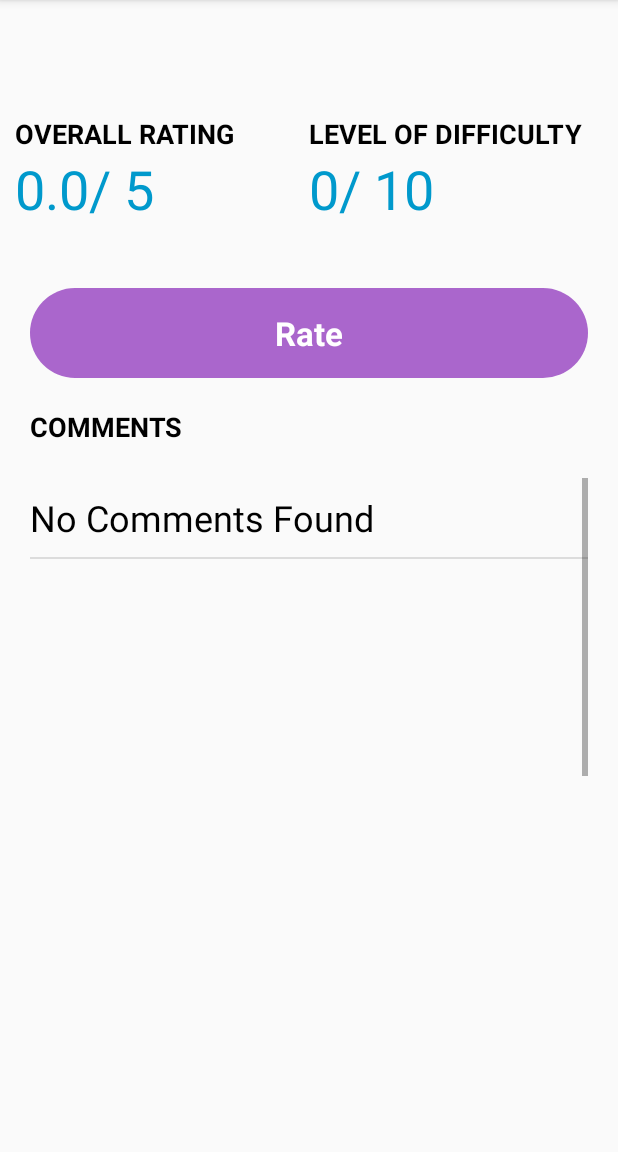
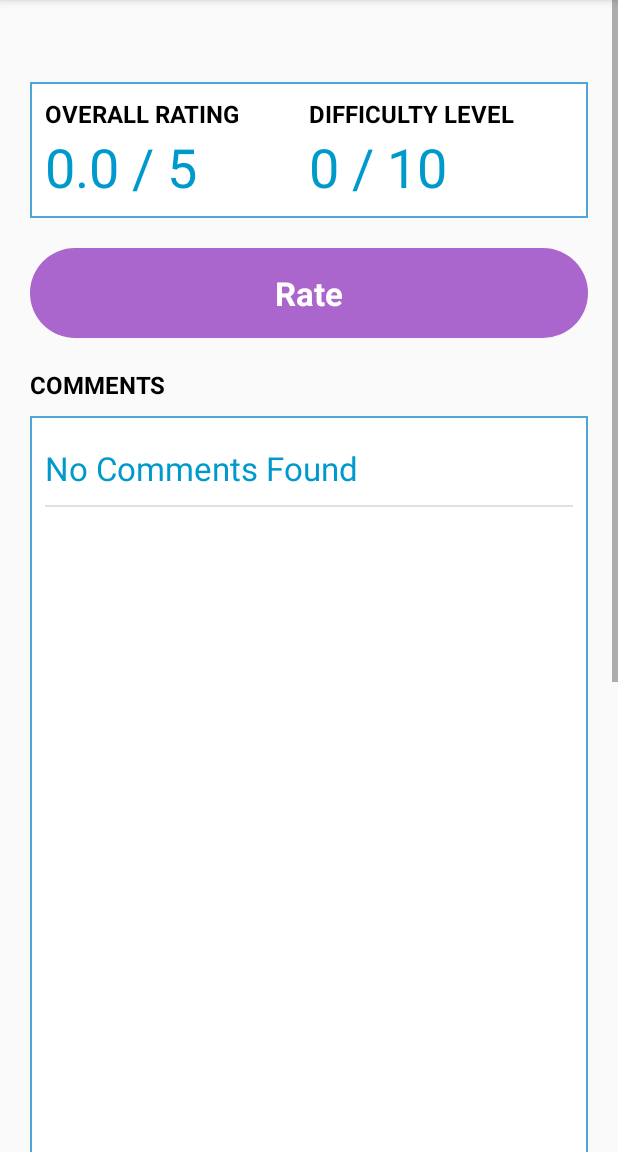
Before and after one commit to ankitabatni/PocketCampus, an Android app: the ViewProfessor screen opened directly, with no data from a screen before it, on a phone screen of 412 x 824 dp, the part 84-1236 px from its top. Run offline under Robolectric (Android 15) with nearby library versions, the phone set to English and light mode, and no system bars; our stand-ins replace Firebase (no records; nobody signed in at launch, a user with empty details on screens opened directly); 3 statements that could not run were skipped.

Commit message:
layout files

```diff
--- a/app/src/main/AndroidManifest.xml
+++ b/app/src/main/AndroidManifest.xml
@@ -15,7 +15,6 @@
         android:allowBackup="true"
         android:icon="@mipmap/ic_launcher"
         android:label="@string/app_name"
-        android:roundIcon="@mipmap/ic_launcher_round"
         android:supportsRtl="true"
         android:theme="@style/AppTheme">
         <activity android:name=".SplashScreen">
--- a/app/src/main/java/com/example/ankita/pocketcampus/ViewProfessor.java
+++ b/app/src/main/java/com/example/ankita/pocketcampus/ViewProfessor.java
@@ -77,7 +77,7 @@ public class ViewProfessor extends AppCompatActivity {
                         else{
                             remark = "Awesome";
                         }
-                        commentList.add(rate.getRating() +"/ 5        "+remark+"                          " +
+                        commentList.add(rate.getRating() +" / 5        "+remark+"                          " +
                                 ""+rate.getComment());
                         count++;
                     }
@@ -93,9 +93,9 @@ public class ViewProfessor extends AppCompatActivity {
                 }
 
                TextView ratingTextView = (TextView)findViewById(R.id.textViewRating);
-                ratingTextView.setText(""+rating +"/ 5");
+                ratingTextView.setText(""+rating +" / 5");
                 TextView difficultyTextView = (TextView)findViewById(R.id.textViewDiffiuty);
-                difficultyTextView.setText(""+difficultyLevel +"/ 10");
+                difficultyTextView.setText(""+difficultyLevel +" / 10");
             }
             @Override
             public void onCancelled(DatabaseError databaseError) {
--- a/app/src/main/res/layout/activity_view_professor.xml
+++ b/app/src/main/res/layout/activity_view_professor.xml
@@ -10,6 +10,16 @@
     tools:layout_editor_absoluteY="81dp"
     android:weightSum="1">
 
+
+    <ScrollView
+        android:layout_width="match_parent"
+        android:layout_height="match_parent"
+        android:layout_weight="0.07">
+
+        <LinearLayout
+            android:layout_width="match_parent"
+            android:layout_height="match_parent"
+            android:orientation="vertical">
 
             <TextView
                 android:id="@+id/nameOfDepartment_textView"
@@ -24,12 +34,18 @@
 
             <LinearLayout
                 android:layout_width="match_parent"
-        android:layout_height="wrap_content"
-        android:layout_marginLeft="10dp"
-        android:layout_marginRight="10dp"
+                android:layout_height="match_parent"
+                android:layout_marginLeft="20dp"
+                android:layout_marginRight="20dp"
                 android:layout_marginTop="20dp"
                 android:layout_weight="0.07"
-        android:orientation="horizontal">
+                android:background="@drawable/back"
+                android:orientation="horizontal"
+                android:paddingBottom="10dp"
+                android:paddingLeft="10dp"
+                android:paddingRight="10dp"
+                android:paddingTop="10dp">
+
 
                 <LinearLayout
                     android:layout_width="match_parent"
@@ -43,7 +59,7 @@
                         android:layout_height="wrap_content"
                         android:text="OVERALL RATING"
                         android:textColor="@android:color/background_dark"
-                android:textSize="18sp"
+                        android:textSize="16sp"
                         android:textStyle="bold" />
 
                     <TextView
@@ -65,9 +81,9 @@
                         android:id="@+id/textView19"
                         android:layout_width="match_parent"
                         android:layout_height="wrap_content"
-                android:text="LEVEL OF DIFFICULTY"
+                        android:text="DIFFICULTY LEVEL"
                         android:textColor="@android:color/background_dark"
-                android:textSize="18sp"
+                        android:textSize="16sp"
                         android:textStyle="bold" />
 
                     <TextView
@@ -89,6 +105,7 @@
                 android:layout_marginLeft="20dp"
                 android:layout_marginRight="20dp"
                 android:layout_marginTop="20dp"
+                android:layout_weight="0.07"
                 android:onClick="onClick"
                 android:text="Rate" />
 
@@ -101,24 +118,22 @@
                 android:layout_weight="0.07"
                 android:text="COMMENTS"
                 android:textColor="@android:color/background_dark"
-        android:textSize="18sp"
+                android:textSize="16sp"
                 android:textStyle="bold" />
-
-    <ScrollView
-        android:layout_width="match_parent"
-        android:layout_height="200dp"
-        android:layout_marginLeft="20dp"
-        android:layout_marginRight="20dp">
-
-        <LinearLayout
-            android:layout_width="match_parent"
-            android:layout_height="wrap_content"
-            android:orientation="vertical">
 
             <ListView
                 android:id="@+id/commentListView"
                 android:layout_width="match_parent"
-                android:layout_height="201dp" />
+                android:layout_height="1000dp"
+                android:layout_marginBottom="20dp"
+                android:layout_marginLeft="20dp"
+                android:layout_marginRight="20dp"
+                android:layout_marginTop="10dp"
+                android:background="@drawable/back"
+                android:paddingBottom="10dp"
+                android:paddingLeft="10dp"
+                android:paddingRight="10dp"
+                android:paddingTop="10dp" />
         </LinearLayout>
     </ScrollView>
 
--- a/app/src/main/res/layout/my_list.xml
+++ b/app/src/main/res/layout/my_list.xml
@@ -5,5 +5,5 @@
     android:paddingBottom="10dip"
     android:layout_width="fill_parent"
     android:layout_height="wrap_content"
-    android:textSize="24dp"
-    android:textColor="@android:color/background_dark" />
+    android:textSize="22dp"
+    android:textColor="@android:color/holo_blue_dark" />
```
Also changed, not shown: app/src/main/res/layout/activity_homescreen.xml (+0 -45 lines), app/src/main/ic_launcher-web.png (added), app/src/main/res/mipmap-hdpi/ic_launcher.png, app/src/main/res/mipmap-hdpi/ic_launcher_round.png (deleted), app/src/main/res/mipmap-mdpi/ic_launcher.png, app/src/main/res/mipmap-mdpi/ic_launcher_round.png (deleted), app/src/main/res/mipmap-xhdpi/ic_launcher.png, app/src/main/res/mipmap-xhdpi/ic_launcher_round.png (deleted), app/src/main/res/mipmap-xxhdpi/ic_launcher.png, app/src/main/res/mipmap-xxhdpi/ic_launcher_round.png (deleted), app/src/main/res/mipmap-xxxhdpi/ic_launcher.png, app/src/main/res/mipmap-xxxhdpi/ic_launcher_round.png (deleted). Lines whose indentation alone changed are shown as unchanged.
